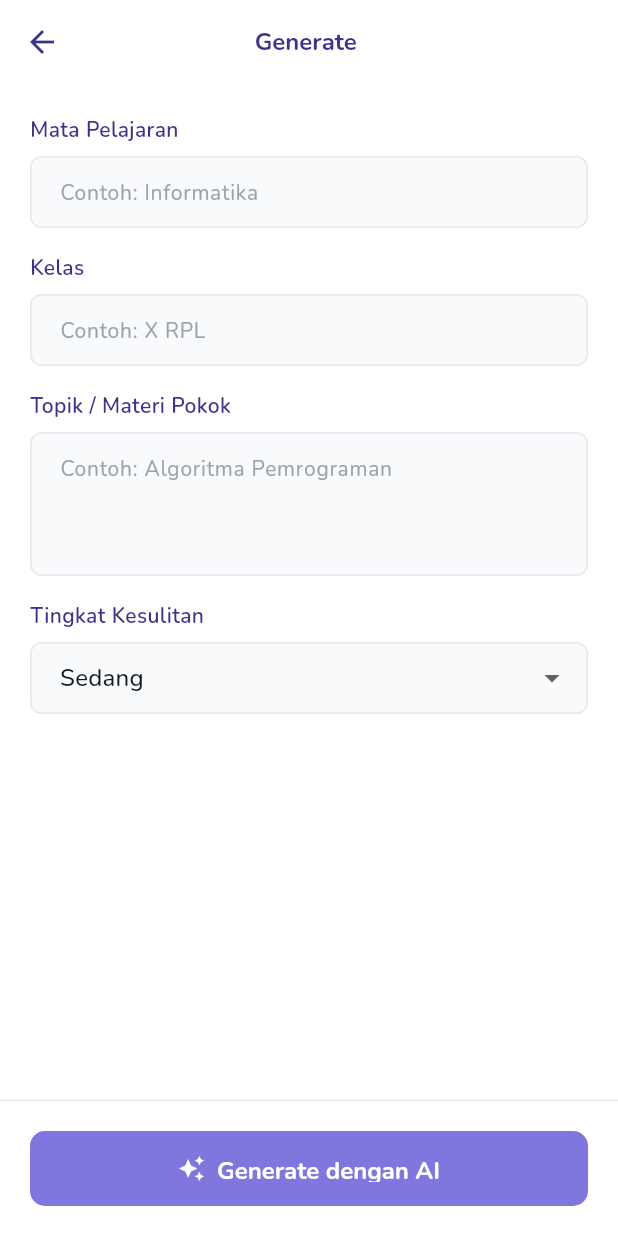
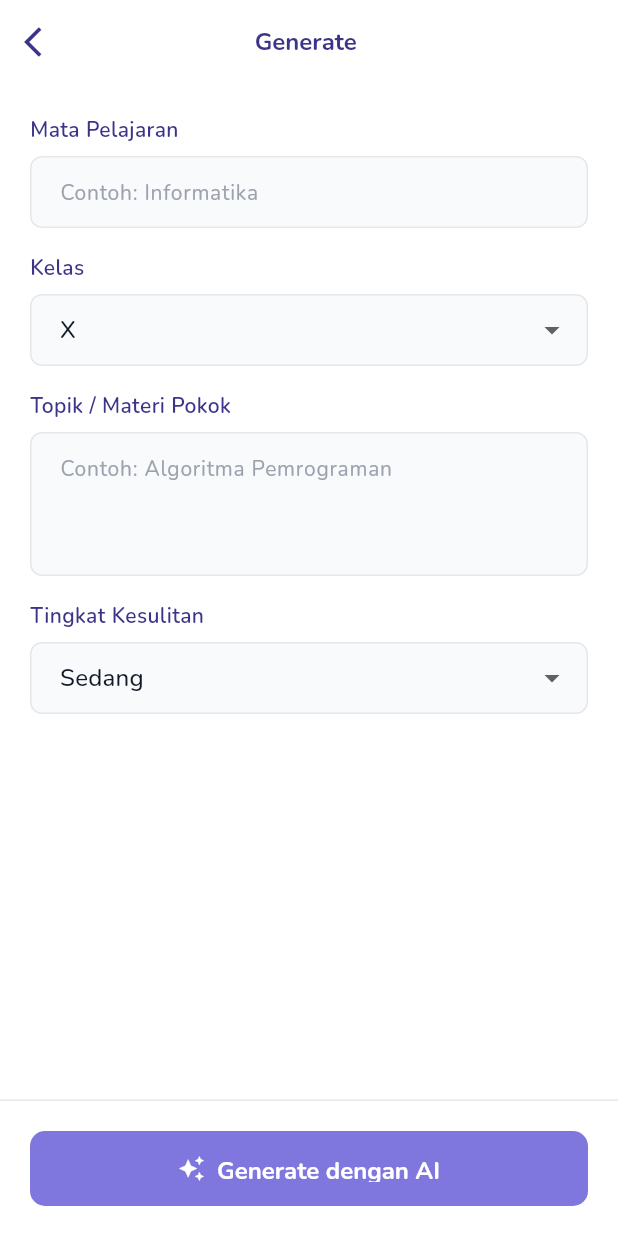
Before and after one commit to adinda0112/Clevora, a Flutter app: the GenerateFormView screen opened by its route, on a phone screen of 412 x 824 dp. Run offline on Flutter 3.47's test engine with Material 3 defaults, Android fonts, the phone set to English and light mode, and no system bars; our stand-ins replace flutter_animate, gap, get, get_storage, google_fonts, pinput; accounts and stored records are empty.

Commit message:
update ui

```diff
--- a/lib/app/modules/teacher/ai_generate/controllers/generate_form_controller.dart
+++ b/lib/app/modules/teacher/ai_generate/controllers/generate_form_controller.dart
@@ -5,7 +5,7 @@ class GenerateFormController extends GetxController {
   final generateType = ''.obs;
 
   final mataPelajaran = ''.obs;
-  final kelas = ''.obs;
+  final kelas = 'X'.obs;
   final topik = ''.obs;
   final tingkatKesulitan = 'Sedang'.obs;
   final jumlahSoal = '10'.obs;
@@ -23,6 +23,7 @@ class GenerateFormController extends GetxController {
     Get.toNamed(Routes.GENERATING_STATE, arguments: {
       'type': generateType.value,
       'topik': topik.value.isEmpty ? 'Topik Umum' : topik.value,
+      'kelas': kelas.value,
     });
   }
 }
--- a/lib/app/modules/teacher/ai_generate/views/generate_form_view.dart
+++ b/lib/app/modules/teacher/ai_generate/views/generate_form_view.dart
@@ -3,6 +3,7 @@ import 'package:get/get.dart';
 import 'package:gap/gap.dart';
 import 'package:clevora/app/theme/app_theme.dart';
 import 'package:clevora/app/modules/teacher/ai_generate/controllers/generate_form_controller.dart';
+import 'package:clevora/app/modules/teacher/ai_generate/views/module_ai_view.dart';
 
 class GenerateFormView extends GetView<GenerateFormController> {
   const GenerateFormView({super.key});
@@ -12,7 +13,18 @@ class GenerateFormView extends GetView<GenerateFormController> {
     return Scaffold(
       backgroundColor: Colors.white,
       appBar: AppBar(
-        title: Obx(() => Text('Generate ${controller.generateType.value}', style: const TextStyle(color: AppColors.darkPurple, fontSize: 16))),
+        leading: IconButton(
+          icon: const Icon(Icons.arrow_back_ios, color: AppColors.darkPurple),
+          onPressed: () {
+            Get.back();
+          },
+        ),
+        title: Obx(
+          () => Text(
+            'Generate ${controller.generateType.value}',
+            style: const TextStyle(color: AppColors.darkPurple, fontSize: 16),
+          ),
+        ),
         backgroundColor: Colors.white,
         elevation: 0,
         iconTheme: const IconThemeData(color: AppColors.darkPurple),
@@ -23,19 +35,38 @@ class GenerateFormView extends GetView<GenerateFormController> {
           crossAxisAlignment: CrossAxisAlignment.start,
           children: [
             _buildLabel('Mata Pelajaran'),
-            _buildTextField(hint: 'Contoh: Informatika', onChanged: (v) => controller.mataPelajaran.value = v),
+            _buildTextField(
+              hint: 'Contoh: Informatika',
+              onChanged: (v) => controller.mataPelajaran.value = v,
+            ),
             const Gap(16),
 
             _buildLabel('Kelas'),
-            _buildTextField(hint: 'Contoh: X RPL', onChanged: (v) => controller.kelas.value = v),
+            Obx(
+              () => DropdownButtonFormField<String>(
+                value: controller.kelas.value,
+                decoration: _inputDecoration(),
+                items: ['X', 'XI', 'XII'].map((String val) {
+                  return DropdownMenuItem(value: val, child: Text(val));
+                }).toList(),
+                onChanged: (val) {
+                  if (val != null) controller.kelas.value = val;
+                },
+              ),
+            ),
             const Gap(16),
 
             _buildLabel('Topik / Materi Pokok'),
-            _buildTextField(hint: 'Contoh: Algoritma Pemrograman', maxLines: 3, onChanged: (v) => controller.topik.value = v),
+            _buildTextField(
+              hint: 'Contoh: Algoritma Pemrograman',
+              maxLines: 3,
+              onChanged: (v) => controller.topik.value = v,
+            ),
             const Gap(16),
 
             _buildLabel('Tingkat Kesulitan'),
-            Obx(() => DropdownButtonFormField<String>(
+            Obx(
+              () => DropdownButtonFormField<String>(
                 value: controller.tingkatKesulitan.value,
                 decoration: _inputDecoration(),
                 items: ['Mudah', 'Sedang', 'Sulit', 'HOTS'].map((String val) {
@@ -44,7 +75,8 @@ class GenerateFormView extends GetView<GenerateFormController> {
                 onChanged: (val) {
                   if (val != null) controller.tingkatKesulitan.value = val;
                 },
-            )),
+              ),
+            ),
             const Gap(16),
 
             Obx(() {
@@ -83,10 +115,19 @@ class GenerateFormView extends GetView<GenerateFormController> {
           child: ElevatedButton.icon(
             onPressed: controller.startGenerate,
             icon: const Icon(Icons.auto_awesome, color: Colors.white),
-            label: const Text('Generate dengan AI', style: TextStyle(color: Colors.white, fontSize: 16, fontWeight: FontWeight.bold)),
+            label: const Text(
+              'Generate dengan AI',
+              style: TextStyle(
+                color: Colors.white,
+                fontSize: 16,
+                fontWeight: FontWeight.bold,
+              ),
+            ),
             style: ElevatedButton.styleFrom(
               backgroundColor: AppColors.primaryPurple,
-              shape: RoundedRectangleBorder(borderRadius: BorderRadius.circular(10)),
+              shape: RoundedRectangleBorder(
+                borderRadius: BorderRadius.circular(10),
+              ),
             ),
           ),
         ),
@@ -97,11 +138,21 @@ class GenerateFormView extends GetView<GenerateFormController> {
   Widget _buildLabel(String text) {
     return Padding(
       padding: const EdgeInsets.only(bottom: 8),
-      child: Text(text, style: const TextStyle(fontWeight: FontWeight.w600, color: AppColors.darkPurple)),
+      child: Text(
+        text,
+        style: const TextStyle(
+          fontWeight: FontWeight.w600,
+          color: AppColors.darkPurple,
+        ),
+      ),
     );
   }
 
-  Widget _buildTextField({required String hint, int maxLines = 1, required Function(String) onChanged}) {
+  Widget _buildTextField({
+    required String hint,
+    int maxLines = 1,
+    required Function(String) onChanged,
+  }) {
     return TextField(
       maxLines: maxLines,
       onChanged: onChanged,
--- a/lib/app/modules/teacher/ai_generate/views/module_ai_view.dart
+++ b/lib/app/modules/teacher/ai_generate/views/module_ai_view.dart
@@ -10,8 +10,8 @@ class ModuleAiView extends StatelessWidget {
     return Scaffold(
       backgroundColor: AppColors.grey50,
       appBar: AppBar(
-        title: const Text('Clevora AI', style: TextStyle(color: AppColors.darkPurple, fontWeight: FontWeight.bold)),
-        backgroundColor: Colors.white,
+        title: const Text('Clevora AI', style: TextStyle(color: Color.fromARGB(255, 255, 255, 255), fontWeight: FontWeight.bold)),
+        backgroundColor: const Color.fromARGB(255, 60, 52, 137),
         elevation: 0,
       ),
       body: SingleChildScrollView(
--- a/lib/app/modules/teacher/quiz_management/views/quiz_management_view.dart
+++ b/lib/app/modules/teacher/quiz_management/views/quiz_management_view.dart
@@ -8,7 +8,11 @@ class QuizManagementView extends StatelessWidget {
   @override
   Widget build(BuildContext context) {
     return Scaffold(
-      appBar: AppBar(title: const Text('Quiz Management', style: TextStyle(color: AppColors.darkPurple))),
+      appBar: AppBar(
+        title: const Text('Quiz Management', style: TextStyle(color: Color.fromARGB(255, 255, 255, 255), fontWeight: FontWeight.bold)),
+        backgroundColor: const Color.fromARGB(255, 60, 52, 137),
+        elevation: 0,
+      ),
       body: const Center(child: Text('Kelola Pretest, Posttest, Ujian (Teacher)')),
     );
   }
--- a/lib/app/modules/teacher/report/views/report_view.dart
+++ b/lib/app/modules/teacher/report/views/report_view.dart
@@ -8,7 +8,11 @@ class ReportView extends StatelessWidget {
   @override
   Widget build(BuildContext context) {
     return Scaffold(
-      appBar: AppBar(title: const Text('Laporan', style: TextStyle(color: AppColors.darkPurple))),
+      appBar: AppBar(
+        title: const Text('Laporan', style: TextStyle(color: Color.fromARGB(255, 255, 255, 255), fontWeight: FontWeight.bold)),
+        backgroundColor: const Color.fromARGB(255, 60, 52, 137),
+        elevation: 0,
+      ),
       body: const Center(child: Text('Laporan Nilai Siswa (Teacher)')),
     );
   }
--- a/lib/app/routes/app_pages.dart
+++ b/lib/app/routes/app_pages.dart
@@ -45,6 +45,8 @@ import 'package:clevora/app/modules/student/student_result/views/student_result_
 // Shared
 import 'package:clevora/app/modules/shared/profile/bindings/profile_binding.dart';
 import 'package:clevora/app/modules/shared/profile/views/profile_view.dart';
+import 'package:clevora/app/modules/shared/edit_profile/views/edit_profile_view.dart';
+import 'package:clevora/app/modules/shared/edit_profile/bindings/edit_profile_binding.dart';
 
 class AppPages {
   static const INITIAL = Routes.SPLASH;
@@ -79,5 +81,6 @@ class AppPages {
 
     // Shared
     GetPage(name: Routes.PROFILE, page: () => const ProfileView(), binding: ProfileBinding(), transition: Transition.rightToLeft),
+    GetPage(name: Routes.EDIT_PROFILE, page: () => EditProfileView(), binding: EditProfileBinding(), transition: Transition.rightToLeft),
   ];
 }
--- a/lib/app/routes/app_routes.dart
+++ b/lib/app/routes/app_routes.dart
@@ -9,6 +9,7 @@ abstract class Routes {
   static const QUIZ_MANAGEMENT = '/quiz-management';
   static const REPORT = '/report';
   static const PROFILE = '/profile';
+  static const EDIT_PROFILE = '/edit-profile';
 
   static const MODULE_AI = '/module-ai';
   static const GENERATE_FORM = '/generate-form';
```
Also changed, not shown: lib/app/modules/shared/edit_profile/bindings/edit_profile_binding.dart (added, +11 -0 lines), lib/app/modules/shared/edit_profile/controllers/edit_profile_controller.dart (added, +8 -0 lines), lib/app/modules/shared/edit_profile/views/edit_profile_view.dart (added, +175 -0 lines), lib/app/modules/shared/profile/views/profile_view.dart (+19 -3 lines), lib/app/modules/student/dashboard/controllers/student_home_controller.dart (+14 -14 lines). Lines whose indentation alone changed are shown as unchanged.
